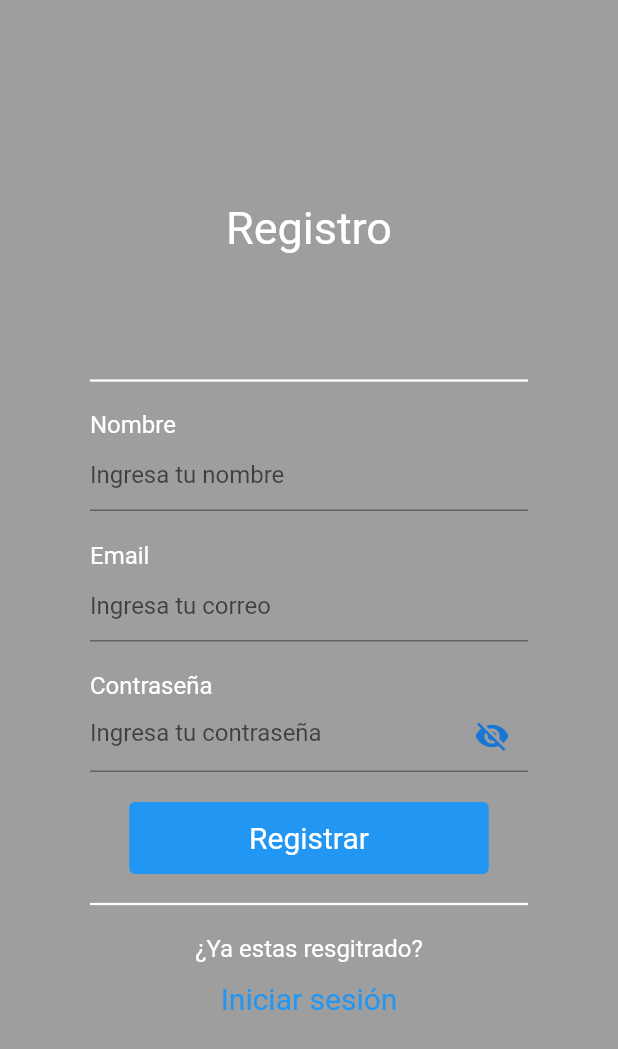
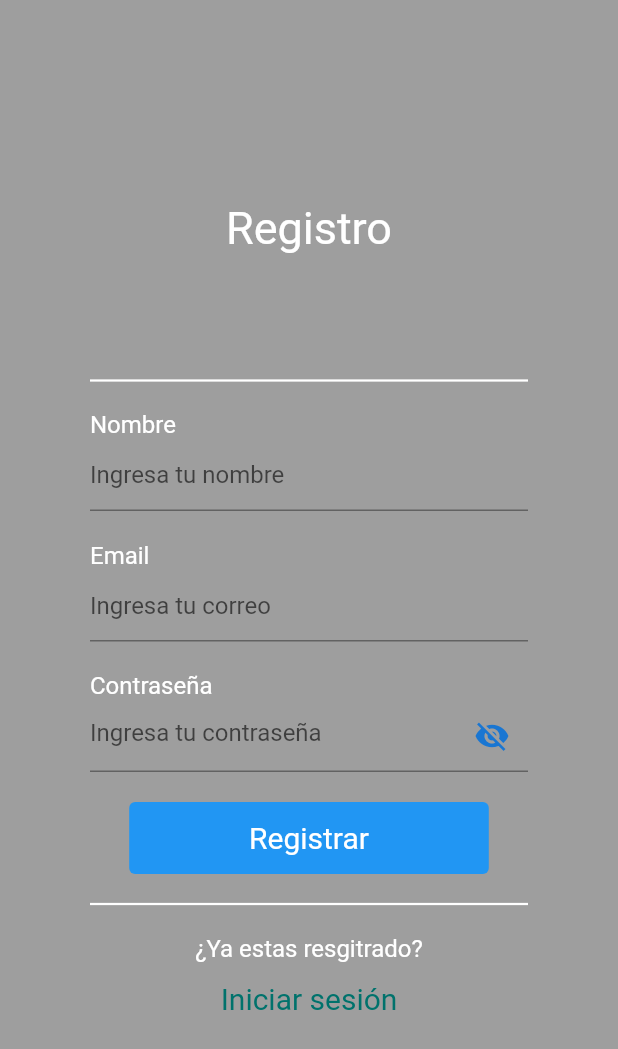
Before and after one commit to MarcosValdez/aplicativo-turismo, a Flutter app: the screen it shows after launch, after a tap on "Registrar", on a phone screen of 412 x 824 dp. Shown: the top 1049 px of the screen. Run offline on Flutter 3.47's test engine with Material 2 defaults, Android fonts, the phone set to English and light mode, and no system bars; our stand-ins replace carousel_slider, cloud_firestore, firebase_auth, firebase_core, firebase_storage, fluttertoast and 2 more; accounts and stored records are empty; Roboto replaces fonts that are missing (Georgia).

Commit message:
feat: Add constants colors and theme to main

```diff
--- /dev/null
+++ b/lib/color_constants.dart
@@ -0,0 +1,13 @@
+import 'dart:ui';
+import 'package:flutter/material.dart';
+
+class ColorConstants {
+  static Color primaryColor = const Color(0xFF00726c);
+  static Color primaryLightColor =  const Color(0xFFffffff);
+  static Color primaryDarkColor =  const Color(0xFFa6ccbe);
+  static Color secondaryColor = const Color(0xFF42a19a);
+  static Color secondaryLightColor =  const Color(0xFF76d3cb);
+  static Color secondaryDarkColor =  const Color(0xFF00726c);
+  static Color primaryTextColor = const Color(0xFF000000);
+  static Color secondaryTextColor = const Color(0xFF000000);
+}
--- a/lib/main.dart
+++ b/lib/main.dart
@@ -1,11 +1,13 @@
 import 'package:aplicativo_turismo/routes.dart';
 import 'package:aplicativo_turismo/screens/Translate/foto_galeria.dart';
+import 'package:aplicativo_turismo/screens/Translate/imagen.dart';
 import 'package:aplicativo_turismo/screens/User/login.dart';
 import 'package:aplicativo_turismo/screens/menu.dart';
 import 'package:flutter/material.dart';
 
 // Firebase
 import 'package:firebase_core/firebase_core.dart';
+import 'color_constants.dart';
 import 'firebase_options.dart';
 
 // To use firebase
@@ -37,7 +39,15 @@ class _MyAppState extends State<MyApp> {
     return MaterialApp(
       title: 'AppTurismo',
       theme: ThemeData(
-        primarySwatch: Colors.blue,
+          colorScheme: ColorScheme.fromSwatch().copyWith(
+              primary: ColorConstants.primaryColor,
+              secondary: ColorConstants.secondaryColor),
+          fontFamily: 'Georgia',
+
+          textTheme: const TextTheme(
+              titleLarge: TextStyle(fontSize: 36, fontStyle: FontStyle.italic),
+              bodySmall : TextStyle(fontSize: 16, fontWeight: FontWeight.bold)
+          )
       ),
       debugShowCheckedModeBanner: false,
       home: Scaffold(
@@ -49,7 +59,7 @@ class _MyAppState extends State<MyApp> {
       ),
       routes: {
         '/home': (context) => Menu(),
-        '/home/img_selecc': (context) => Imagen(),
+        '/home/img_selecc': (context) => imagen(),
       },
     );
   }
--- a/lib/routes.dart
+++ b/lib/routes.dart
@@ -1,5 +1,6 @@
 import 'package:aplicativo_turismo/screens/Calendar/calendar.dart';
 import 'package:aplicativo_turismo/screens/Translate/busqueda.dart';
+import 'package:aplicativo_turismo/screens/Translate/foto_galeria.dart';
 import 'package:aplicativo_turismo/screens/Turism/lugarTuristico.dart';
 import 'package:aplicativo_turismo/screens/User/login.dart';
 import 'package:aplicativo_turismo/screens/menu.dart';
@@ -15,7 +16,8 @@ class Routes extends StatelessWidget {
   Widget build(BuildContext context) {
     List<Widget> myList = [
       Principal(),
-      busqueda(),
+      // busqueda(),
+      Imagen(),
       Calendar(),
       const lugarTuristico(),
 
```
